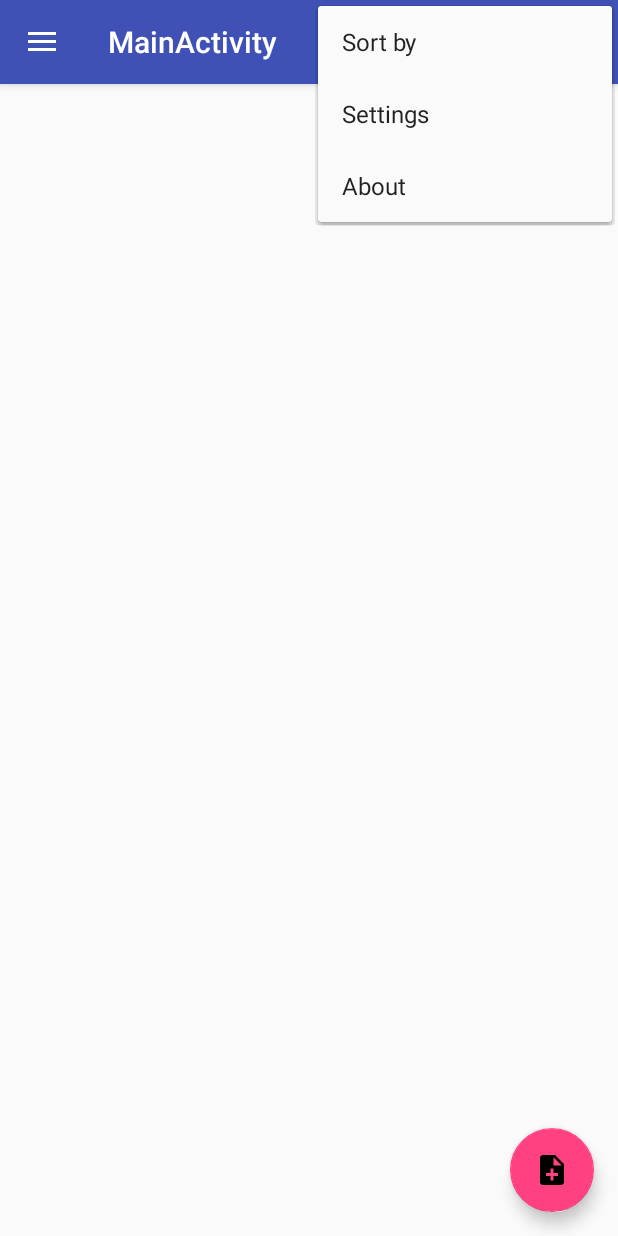
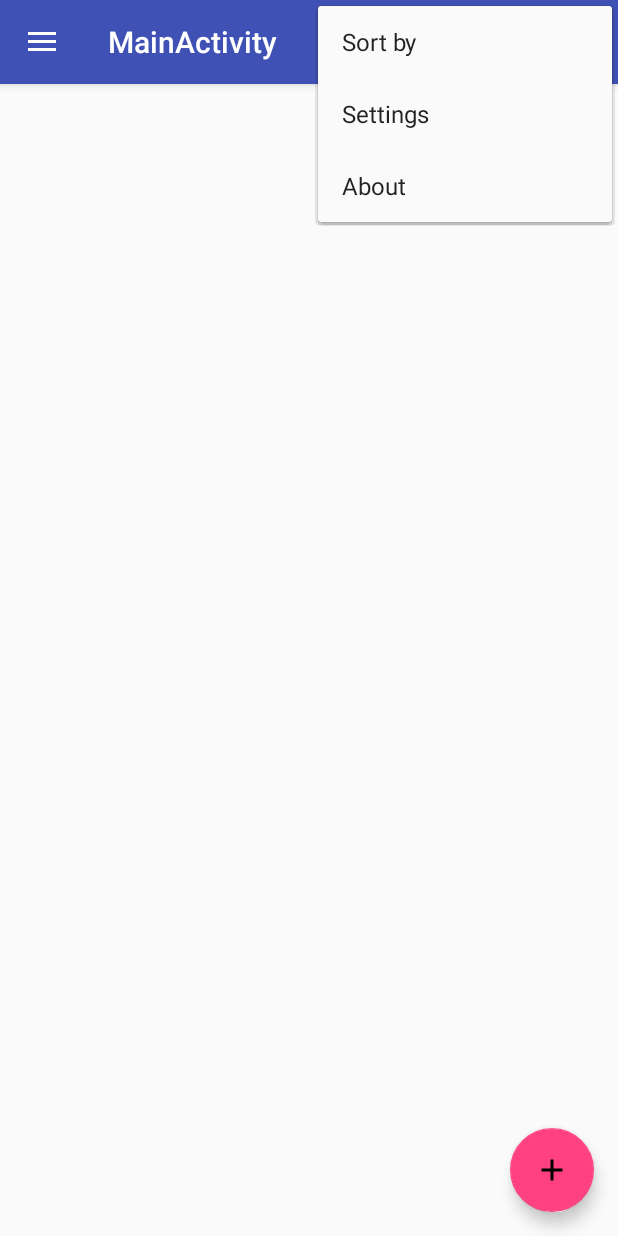
Before and after one commit to aint/laverna-android, an Android app: the screen it shows after launch (MainActivity), with the options menu open, on a phone screen of 412 x 824 dp. Run offline under Robolectric (Android 15) with nearby library versions, the phone set to English and light mode, and no system bars.

Commit message:
change fab icon

```diff
--- a/app/src/main/res/drawable/ic_fab_note_add_black_24dp.xml
+++ b/app/src/main/res/drawable/ic_fab_add_black_24dp.xml
@@ -5,5 +5,5 @@
         android:viewportHeight="24.0">
     <path
         android:fillColor="#FF000000"
-        android:pathData="M14,2L6,2c-1.1,0 -1.99,0.9 -1.99,2L4,20c0,1.1 0.89,2 1.99,2L18,22c1.1,0 2,-0.9 2,-2L20,8l-6,-6zM16,16h-3v3h-2v-3L8,16v-2h3v-3h2v3h3v2zM13,9L13,3.5L18.5,9L13,9z"/>
+        android:pathData="M19,13h-6v6h-2v-6H5v-2h6V5h2v6h6v2z"/>
 </vector>
--- a/app/src/main/res/layout/activity_main.xml
+++ b/app/src/main/res/layout/activity_main.xml
@@ -36,7 +36,7 @@
             android:layout_height="wrap_content"
             android:layout_gravity="bottom|end"
             android:layout_margin="@dimen/fab_margin"
-            app:srcCompat="@drawable/ic_fab_note_add_black_24dp" />
+            app:srcCompat="@drawable/ic_fab_add_black_24dp" />
 
     </android.support.design.widget.CoordinatorLayout>
 
```
